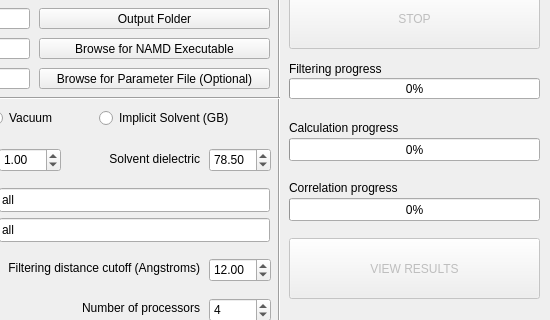
Before: the Qt Designer form getresinten/getResIntEnGUI.ui in osercinoglu/grinn, drawn with Qt 5; both pictures show x 251 to 801 and y 92 to 412 of the 801 by 500 pixel window.
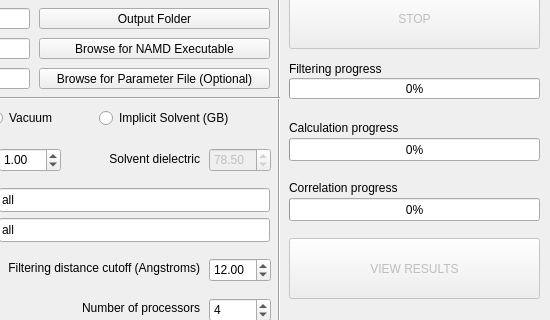
After: the same form once the commit is applied.

```diff
--- a/getresinten/getResIntEnGUI.ui
+++ b/getresinten/getResIntEnGUI.ui
@@ -696,6 +696,9 @@
     </property>
    </widget>
    <widget class="QDoubleSpinBox" name="doubleSpinBox_solventDielectric">
+    <property name="enabled">
+     <bool>false</bool>
+    </property>
     <property name="geometry">
      <rect>
       <x>460</x>
```
Left out of the diff: 3 changed lines with no effect on the pictures.
